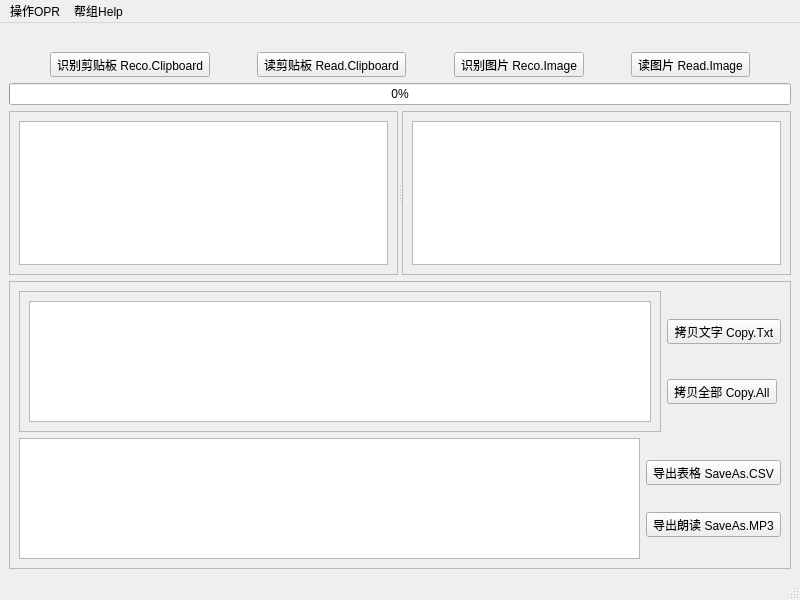
bibiparrot/bibiocr, file pybibiocr/mainwindow.ui: the form before one commit.
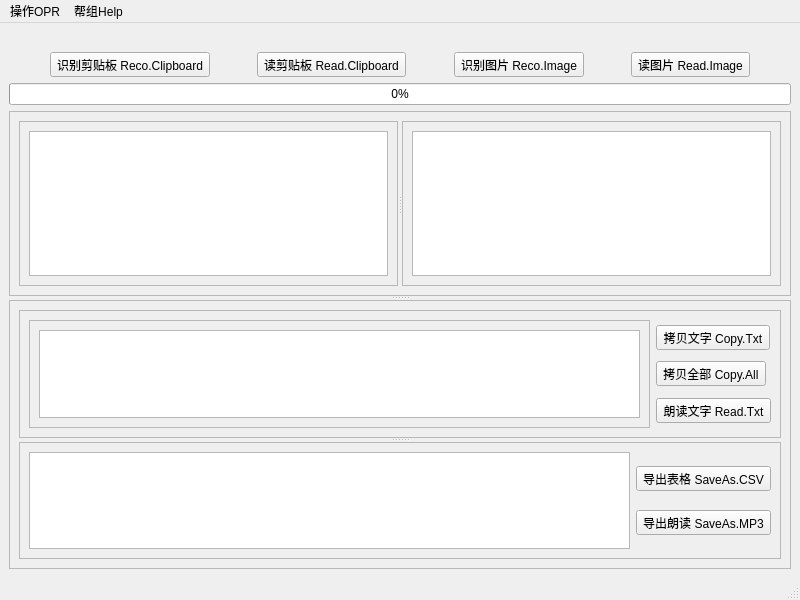
The form after the commit. Icons and pictures are not drawn.

```diff
--- a/pybibiocr/mainwindow.ui
+++ b/pybibiocr/mainwindow.ui
@@ -19,8 +19,20 @@
   </property>
   <widget class="QWidget" name="centralwidget">
    <layout class="QVBoxLayout" name="verticalLayout_3">
-    <item>
+    <item alignment="Qt::AlignHCenter">
      <widget class="QLabel" name="label">
+      <property name="maximumSize">
+       <size>
+        <width>200</width>
+        <height>30</height>
+       </size>
+      </property>
+      <property name="layoutDirection">
+       <enum>Qt::LeftToRight</enum>
+      </property>
+      <property name="autoFillBackground">
+       <bool>true</bool>
+      </property>
       <property name="text">
        <string/>
       </property>
@@ -33,7 +45,7 @@
      </widget>
     </item>
     <item>
-     <layout class="QHBoxLayout" name="horizontalLayout_4">
+     <layout class="QHBoxLayout" name="horizontalLayout_8">
       <item>
        <spacer name="horizontalSpacer">
         <property name="orientation">
@@ -67,29 +79,29 @@
         </property>
        </spacer>
       </item>
-      <item>
-       <widget class="QToolButton" name="toolButton_7">
-        <property name="text">
-         <string>读剪贴板 Read.Clipboard</string>
-        </property>
-       </widget>
-      </item>
-      <item>
-       <spacer name="horizontalSpacer_2">
-        <property name="orientation">
-         <enum>Qt::Horizontal</enum>
-        </property>
-        <property name="sizeHint" stdset="0">
-         <size>
-          <width>40</width>
-          <height>20</height>
-         </size>
-        </property>
-       </spacer>
-      </item>
       <item>
        <widget class="QToolButton" name="toolButton_2">
         <property name="text">
+         <string>读剪贴板 Read.Clipboard</string>
+        </property>
+       </widget>
+      </item>
+      <item>
+       <spacer name="horizontalSpacer_2">
+        <property name="orientation">
+         <enum>Qt::Horizontal</enum>
+        </property>
+        <property name="sizeHint" stdset="0">
+         <size>
+          <width>40</width>
+          <height>20</height>
+         </size>
+        </property>
+       </spacer>
+      </item>
+      <item>
+       <widget class="QToolButton" name="toolButton_3">
+        <property name="text">
          <string>识别图片 Reco.Image</string>
         </property>
        </widget>
@@ -108,7 +120,7 @@
        </spacer>
       </item>
       <item>
-       <widget class="QToolButton" name="toolButton_6">
+       <widget class="QToolButton" name="toolButton_4">
         <property name="text">
          <string>读图片 Read.Image</string>
         </property>
@@ -139,6 +151,25 @@
     <item>
      <widget class="QSplitter" name="splitter">
       <property name="orientation">
+       <enum>Qt::Vertical</enum>
+      </property>
+      <widget class="QScrollArea" name="scrollArea_5">
+       <property name="widgetResizable">
+        <bool>true</bool>
+       </property>
+       <widget class="QWidget" name="scrollAreaWidgetContents_5">
+        <property name="geometry">
+         <rect>
+          <x>0</x>
+          <y>0</y>
+          <width>811</width>
+          <height>331</height>
+         </rect>
+        </property>
+        <layout class="QHBoxLayout" name="horizontalLayout">
+         <item>
+          <widget class="QSplitter" name="splitter_2">
+           <property name="orientation">
        <enum>Qt::Horizontal</enum>
       </property>
       <widget class="QScrollArea" name="scrollArea_2">
@@ -150,11 +181,11 @@
          <rect>
           <x>0</x>
           <y>0</y>
-          <width>387</width>
-          <height>188</height>
-         </rect>
-        </property>
-        <layout class="QHBoxLayout" name="horizontalLayout_5">
+               <width>392</width>
+               <height>311</height>
+              </rect>
+             </property>
+             <layout class="QHBoxLayout" name="horizontalLayout_3">
          <item>
           <widget class="QGraphicsView" name="graphicsView"/>
          </item>
@@ -170,11 +201,11 @@
          <rect>
           <x>0</x>
           <y>0</y>
-          <width>386</width>
-          <height>188</height>
-         </rect>
-        </property>
-        <layout class="QHBoxLayout" name="horizontalLayout">
+               <width>392</width>
+               <height>311</height>
+              </rect>
+             </property>
+             <layout class="QHBoxLayout" name="horizontalLayout_2">
          <item>
           <widget class="QGraphicsView" name="graphicsView_2"/>
          </item>
@@ -183,7 +214,9 @@
       </widget>
      </widget>
     </item>
-    <item>
+        </layout>
+       </widget>
+      </widget>
      <widget class="QScrollArea" name="scrollArea_4">
       <property name="widgetResizable">
        <bool>true</bool>
@@ -193,13 +226,30 @@
         <rect>
          <x>0</x>
          <y>0</y>
-         <width>780</width>
-         <height>265</height>
-        </rect>
-       </property>
-       <layout class="QVBoxLayout" name="verticalLayout_4">
+          <width>811</width>
+          <height>412</height>
+         </rect>
+        </property>
+        <layout class="QHBoxLayout" name="horizontalLayout_7">
         <item>
-         <layout class="QHBoxLayout" name="horizontalLayout_3">
+          <widget class="QSplitter" name="splitter_3">
+           <property name="orientation">
+            <enum>Qt::Vertical</enum>
+           </property>
+           <widget class="QScrollArea" name="scrollArea_6">
+            <property name="widgetResizable">
+             <bool>true</bool>
+            </property>
+            <widget class="QWidget" name="scrollAreaWidgetContents_6">
+             <property name="geometry">
+              <rect>
+               <x>0</x>
+               <y>0</y>
+               <width>791</width>
+               <height>201</height>
+              </rect>
+             </property>
+             <layout class="QHBoxLayout" name="horizontalLayout_4">
           <item>
            <widget class="QScrollArea" name="scrollArea">
             <property name="widgetResizable">
@@ -210,11 +260,11 @@
               <rect>
                <x>0</x>
                <y>0</y>
-               <width>629</width>
-               <height>126</height>
-              </rect>
-             </property>
-             <layout class="QHBoxLayout" name="horizontalLayout_2">
+                   <width>642</width>
+                   <height>181</height>
+                  </rect>
+                 </property>
+                 <layout class="QHBoxLayout" name="horizontalLayout_5">
               <item>
                <widget class="QTextBrowser" name="textBrowser"/>
               </item>
@@ -231,14 +281,14 @@
               </property>
               <property name="sizeHint" stdset="0">
                <size>
-                <width>20</width>
-                <height>40</height>
+                    <width>17</width>
+                    <height>13</height>
                </size>
               </property>
              </spacer>
             </item>
             <item>
-             <widget class="QToolButton" name="toolButton_4">
+                 <widget class="QToolButton" name="toolButton_5">
               <property name="text">
                <string>拷贝文字 Copy.Txt</string>
               </property>
@@ -251,19 +301,39 @@
               </property>
               <property name="sizeHint" stdset="0">
                <size>
-                <width>20</width>
-                <height>40</height>
+                    <width>17</width>
+                    <height>13</height>
                </size>
               </property>
              </spacer>
             </item>
             <item>
-             <widget class="QToolButton" name="toolButton_3">
+                 <widget class="QToolButton" name="toolButton_6">
               <property name="text">
                <string>拷贝全部 Copy.All</string>
               </property>
              </widget>
             </item>
+                <item>
+                 <spacer name="verticalSpacer_7">
+                  <property name="orientation">
+                   <enum>Qt::Vertical</enum>
+                  </property>
+                  <property name="sizeHint" stdset="0">
+                   <size>
+                    <width>17</width>
+                    <height>13</height>
+                   </size>
+                  </property>
+                 </spacer>
+                </item>
+                <item>
+                 <widget class="QToolButton" name="toolButton_7">
+                  <property name="text">
+                   <string>朗读文字 Read.Txt</string>
+                  </property>
+                 </widget>
+                </item>
             <item>
              <spacer name="verticalSpacer_3">
               <property name="orientation">
@@ -271,8 +341,8 @@
               </property>
               <property name="sizeHint" stdset="0">
                <size>
-                <width>20</width>
-                <height>40</height>
+                    <width>17</width>
+                    <height>13</height>
                </size>
               </property>
              </spacer>
@@ -280,8 +350,21 @@
            </layout>
           </item>
          </layout>
-        </item>
-        <item>
+            </widget>
+           </widget>
+           <widget class="QScrollArea" name="scrollArea_7">
+            <property name="widgetResizable">
+             <bool>true</bool>
+            </property>
+            <widget class="QWidget" name="scrollAreaWidgetContents_7">
+             <property name="geometry">
+              <rect>
+               <x>0</x>
+               <y>0</y>
+               <width>791</width>
+               <height>184</height>
+              </rect>
+             </property>
          <layout class="QHBoxLayout" name="horizontalLayout_6">
           <item>
            <widget class="QTableWidget" name="tableWidget"/>
@@ -302,7 +385,7 @@
              </spacer>
             </item>
             <item>
-             <widget class="QToolButton" name="toolButton_5">
+                 <widget class="QToolButton" name="toolButton_8">
               <property name="sizePolicy">
                <sizepolicy hsizetype="Minimum" vsizetype="Fixed">
                 <horstretch>0</horstretch>
@@ -331,7 +414,7 @@
              </spacer>
             </item>
             <item>
-             <widget class="QToolButton" name="toolButton_8">
+                 <widget class="QToolButton" name="toolButton_9">
               <property name="sizePolicy">
                <sizepolicy hsizetype="Minimum" vsizetype="Fixed">
                 <horstretch>0</horstretch>
@@ -359,8 +442,12 @@
            </layout>
           </item>
          </layout>
-        </item>
-       </layout>
+            </widget>
+           </widget>
+          </widget>
+         </item>
+        </layout>
+       </widget>
       </widget>
      </widget>
     </item>
```
Left out of the diff: 46 changed lines with no effect on the pictures. Lines whose indentation alone changed are shown as unchanged.
